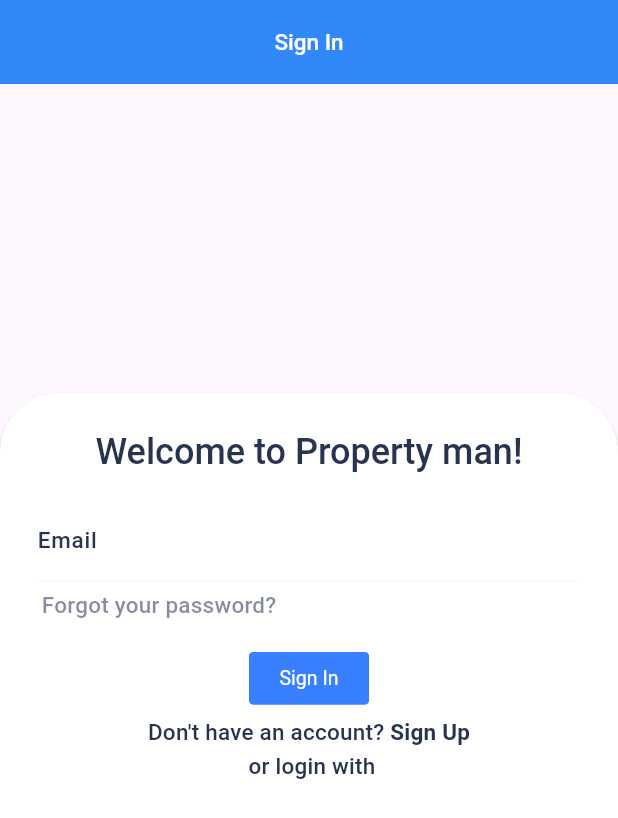
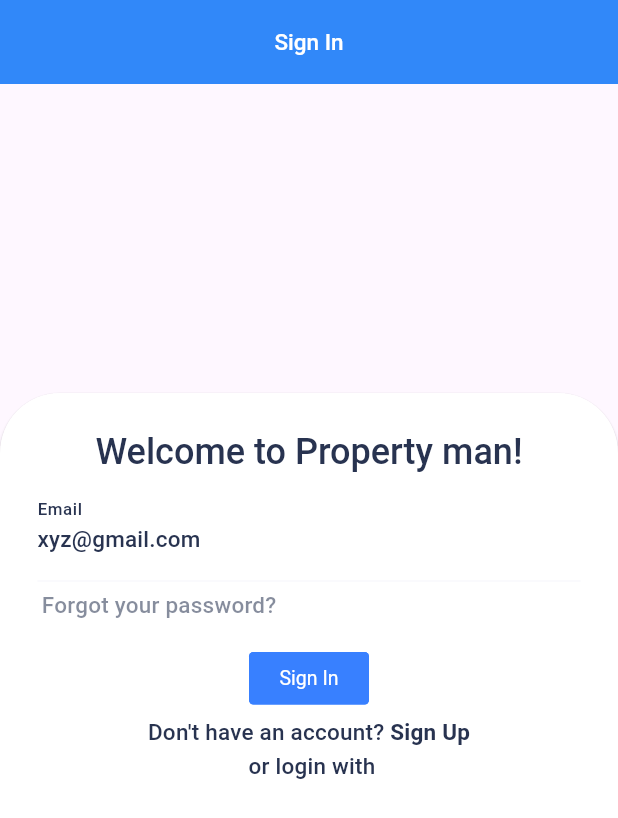
Before and after one commit to adhamkhwaldeh/UserListPaging-, a Flutter app: the screen it shows after launch, on a phone screen of 412 x 824 dp. Shown: the top 818 px of the screen. Run offline on Flutter 3.47's test engine with Material 3 defaults, Android fonts, the phone set to English and light mode, and no system bars; drawn by our look-alikes of getwidget; our stand-ins replace connectivity_plus, dio, flutter_bloc, flutter_hooks, freezed_annotation, get and 9 more; missing offline and left inert: flutter_pretty_dio_logger, hooked_bloc; generated files the repository leaves out were written again; Roboto replaces fonts that are missing (Aeonik, NeueHaasDisplay).

Commit message:
-feat(add default user)

```diff
--- a/lib/components/sign_in_component.dart
+++ b/lib/components/sign_in_component.dart
@@ -57,7 +57,7 @@ class SignInComponent extends HookWidget {
       },
     );
 
-    final memoModel = useMemoized(() => SignInModel(email: ""));
+    final memoModel = useMemoized(() => SignInModel(email: "xyz@gmail.com"));
 
     final formKey = useMemoized(() => GlobalKey<FormState>());
 
```
